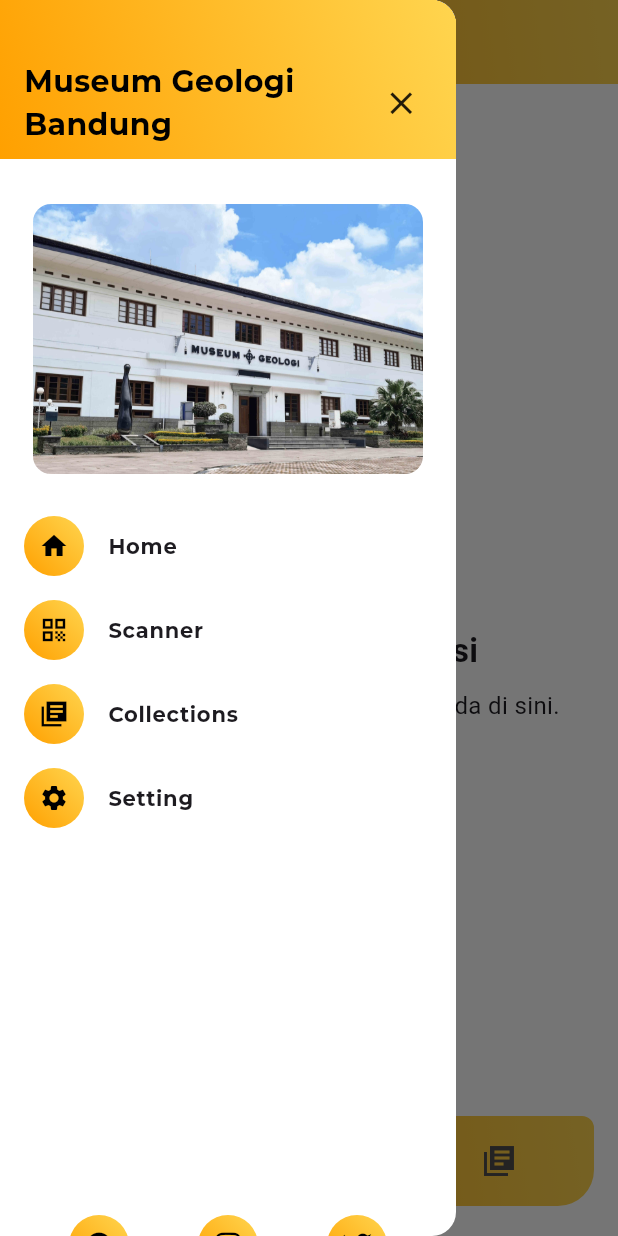
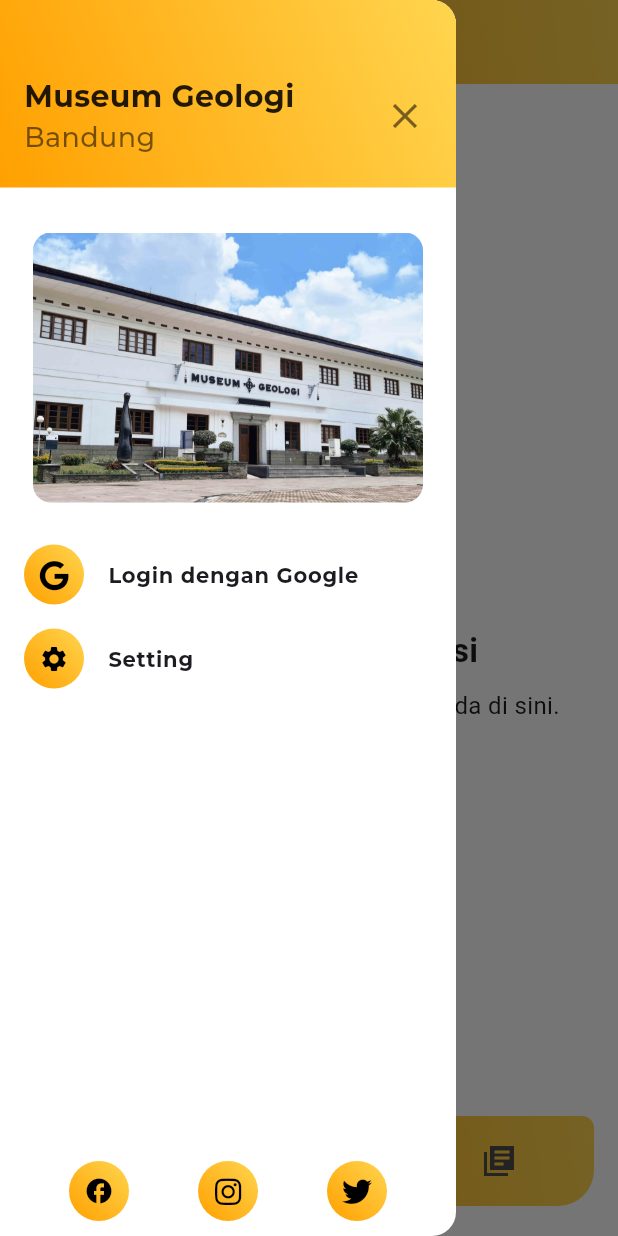
Before and after one commit to rayhan-afk/museum_tugasakhir, a Flutter app: the screen it shows after launch, with the side drawer open, on a phone screen of 412 x 824 dp. Run offline on Flutter 3.47's test engine with Material 3 defaults, Android fonts, the phone set to English and light mode, and no system bars; drawn by our look-alikes of circle_nav_bar; our stand-ins replace cloud_firestore, firebase_auth, firebase_core, font_awesome_flutter, google_fonts, google_sign_in; accounts and stored records are empty.

Commit message:
login dengan google sudah oke

```diff
--- a/lib/main.dart
+++ b/lib/main.dart
@@ -1,29 +1,54 @@
+import 'package:flutter/material.dart';
 import 'package:firebase_core/firebase_core.dart';
-import 'package:flutter/material.dart';
-import 'package:museum_tugasakhir/screens/tabs.dart';
+import 'package:firebase_auth/firebase_auth.dart';
 import 'package:museum_tugasakhir/services/firebase_options.dart';
+import 'package:provider/provider.dart';
+
+// Ganti 'museum_tugasakhir' dengan nama folder proyek Anda
+import 'package:museum_tugasakhir/services/auth_service.dart';
+import 'package:museum_tugasakhir/screens/tabs.dart'; // Import halaman Tabs
 
 void main() async {
+  // Memastikan semua binding Flutter sudah siap sebelum menjalankan kode
   WidgetsFlutterBinding.ensureInitialized();
+  // Menginisialisasi Firebase
   await Firebase.initializeApp(
     options: DefaultFirebaseOptions.currentPlatform,
   );
-  runApp(const MyApp());
+
+  runApp(
+    // Membungkus seluruh aplikasi dengan MultiProvider.
+    // Ini memungkinkan kita untuk menyediakan beberapa 'state' atau 'service'.
+    MultiProvider(
+      providers: [
+        // Menyediakan stream status otentikasi ke seluruh aplikasi.
+        // Setiap kali ada perubahan (login/logout), widget yang mendengarkan akan otomatis update.
+        StreamProvider<User?>.value(
+          value: AuthService().authStateChanges,
+          initialData: null,
+        ),
+      ],
+      child: const MyApp(), // Aplikasi utama Anda
+    ),
+  );
 }
 
+//--- Widget Aplikasi Utama (MyApp) digabungkan di sini ---
 class MyApp extends StatelessWidget {
   const MyApp({super.key});
 
   @override
   Widget build(BuildContext context) {
     return MaterialApp(
-      title: 'Museum App',
+      title: 'Museum Geologi App', // Judul aplikasi Anda
+      debugShowCheckedModeBanner: false, // Menghilangkan banner debug
       theme: ThemeData(
-        primarySwatch: Colors.blue,
+        // Konfigurasi tema utama aplikasi Anda
+        primarySwatch: Colors.orange, // Menggunakan tema oranye/kuning
+        visualDensity: VisualDensity.adaptivePlatformDensity,
       ),
-      // Untuk sementara, kita bisa langsung arahkan ke MuseumInfoPage
-      // atau buat tombol di HomePage untuk ke sana
-      home: const Tabs(), // Langsung ke halaman info museum
+      // Mengarahkan home ke widget Tabs()
+      home: const Tabs(), // Halaman utama aplikasi Anda
     );
   }
 }
--- a/lib/widgets/main_drawer.dart
+++ b/lib/widgets/main_drawer.dart
@@ -1,22 +1,30 @@
 import 'package:flutter/material.dart';
 import 'package:font_awesome_flutter/font_awesome_flutter.dart';
 import 'package:google_fonts/google_fonts.dart';
+import 'package:provider/provider.dart';
+import 'package:firebase_auth/firebase_auth.dart';
+
+// Ganti 'museum_tugasakhir' dengan nama proyek Anda
 import 'package:museum_tugasakhir/widgets/icon_widget.dart';
 import 'package:museum_tugasakhir/widgets/social_icon.dart';
+import 'package:museum_tugasakhir/services/auth_service.dart';
 
 class MainDrawer extends StatelessWidget {
   const MainDrawer({Key? key}) : super(key: key);
 
   @override
   Widget build(BuildContext context) {
+    // Mendapatkan status pengguna dari Provider
+    final user = Provider.of<User?>(context);
+    final bool isLoggedIn = user != null;
+
     return Drawer(
       backgroundColor: Colors.white,
-      child: ListView(
-        padding: EdgeInsets.zero,
+      // Menggunakan Column sebagai widget utama untuk kontrol posisi
+      child: Column(
+        crossAxisAlignment: CrossAxisAlignment.stretch,
         children: <Widget>[
-          Column(
-            crossAxisAlignment: CrossAxisAlignment.start,
-            children: [
+          // Bagian Header (tidak berubah)
           Container(
             width: double.infinity,
             decoration: const BoxDecoration(
@@ -27,41 +35,30 @@
               ),
             ),
             child: Padding(
-                  padding: const EdgeInsets.fromLTRB(16.0, 40.0, 16.0, 8.0),
+              padding: const EdgeInsets.fromLTRB(16.0, 50.0, 16.0, 20.0),
               child: Row(
                 mainAxisAlignment: MainAxisAlignment.spaceBetween,
                 children: [
                   Column(
                     crossAxisAlignment: CrossAxisAlignment.start,
                     children: [
-                          Text(
-                            'Museum Geologi',
+                      Text('Museum Geologi',
                           style: GoogleFonts.montserrat(
                               fontSize: 20,
                               fontWeight: FontWeight.bold,
-                              color: Colors.black,
-                            ),
-                          ),
-                          Text(
-                            'Bandung',
+                              color: Colors.black87)),
+                      Text('Bandung',
                           style: GoogleFonts.montserrat(
-                              fontSize: 20,
-                              fontWeight: FontWeight.bold,
-                              color: Colors.black,
-                            ),
-                          ),
+                              fontSize: 18,
+                              fontWeight: FontWeight.w500,
+                              color: Colors.black54)),
                     ],
                   ),
                   InkWell(
-                        onTap: () {
-                          Navigator.pop(context);
-                        },
+                    onTap: () => Navigator.pop(context),
                     child: const Padding(
-                          padding: EdgeInsets.all(8.0),
-                          child: Icon(
-                            Icons.close,
-                            size: 25,
-                          ),
+                      padding: EdgeInsets.all(4.0),
+                      child: Icon(Icons.close, size: 28, color: Colors.black54),
                     ),
                   ),
                 ],
@@ -69,6 +66,8 @@
             ),
           ),
           const SizedBox(height: 30),
+
+          // Gambar Museum (tidak berubah)
           Center(
             child: Container(
               width: 260,
@@ -83,59 +82,78 @@
             ),
           ),
           const SizedBox(height: 20),
+
+          // --- BAGIAN MENU UTAMA ---
+          if (isLoggedIn) ...[
+            // JIKA SUDAH LOGIN
+            ListTile(
+              leading: CircleAvatar(
+                backgroundImage: NetworkImage(user.photoURL ?? ''),
+                radius: 20,
+              ),
+              title: Text(
+                'Welcome, ${user.displayName ?? 'Pengguna'}',
+                style: GoogleFonts.montserrat(fontWeight: FontWeight.bold),
+              ),
+              // Tidak ada subtitle dan onTap lagi
+            ),
             IconWidget(
-                icon: Icons.home,
-                title: 'Home',
+              icon: Icons.favorite_border,
+              title: 'Koleksi Favorit',
               onTap: () {
-                  // Handle item 1 tap
+                // TODO: Navigasi ke halaman koleksi favorit
               },
             ),
+          ] else ...[
+            // JIKA BELUM LOGIN
             IconWidget(
-                icon: Icons.qr_code_sharp,
-                title: 'Scanner',
+              icon: FontAwesomeIcons.google,
+              title: 'Login dengan Google',
               onTap: () {
-                  // Handle item 2 tap
+                AuthService().signInWithGoogle();
+                Navigator.pop(context);
               },
             ),
-              IconWidget(
-                icon: Icons.library_books_sharp,
-                title: 'Collections',
-                onTap: () {
-                  // Handle item 3 tap
-                },
-              ),
+          ],
+
+          // Tombol Setting yang selalu ada di grup atas
           IconWidget(
             icon: Icons.settings,
             title: 'Setting',
             onTap: () {
-                  // Handle item 4 tap
+              // TODO: Navigasi ke halaman setting
             },
           ),
-              const SizedBox(height: 250),
-              Row(
-                mainAxisAlignment: MainAxisAlignment.spaceEvenly,
-                children: [
-                  SocialIcon(
-                    icon: Icons.facebook,
+
+          // Spacer untuk mendorong sisa item ke bawah
+          const Spacer(),
+
+          // --- BAGIAN BAWAH YANG SELALU MENEMPEL ---
+
+          // Tombol Logout hanya muncul jika sudah login
+          if (isLoggedIn) ...[
+            const Divider(height: 1, thickness: 1),
+            IconWidget(
+              icon: Icons.logout,
+              title: 'Logout',
               onTap: () {
-                      // Handle Facebook tap
-                    },
-                  ),
-                  SocialIcon(
-                    icon: FontAwesomeIcons.instagram,
-                    onTap: () {
-                      // Handle Instagram tap
-                    },
-                  ),
-                  SocialIcon(
-                    icon: FontAwesomeIcons.twitter,
-                    onTap: () {
-                      // Handle Twitter tap
+                AuthService().signOut();
+                Navigator.pop(context);
               },
             ),
           ],
+
+          // --- Ikon Sosial Media ---
+          Padding(
+            padding: const EdgeInsets.symmetric(vertical: 10.0),
+            child: Row(
+              mainAxisAlignment: MainAxisAlignment.spaceEvenly,
+              children: [
+                SocialIcon(icon: Icons.facebook, onTap: () {}),
+                SocialIcon(icon: FontAwesomeIcons.instagram, onTap: () {}),
+                SocialIcon(icon: FontAwesomeIcons.twitter, onTap: () {}),
+              ],
             ),
-            ],
           ),
         ],
       ),
```
Also changed, not shown: lib/services/auth_service.dart (+62 -0 lines), lib/services/firestore_service.dart (added). Lines whose indentation alone changed are shown as unchanged.
